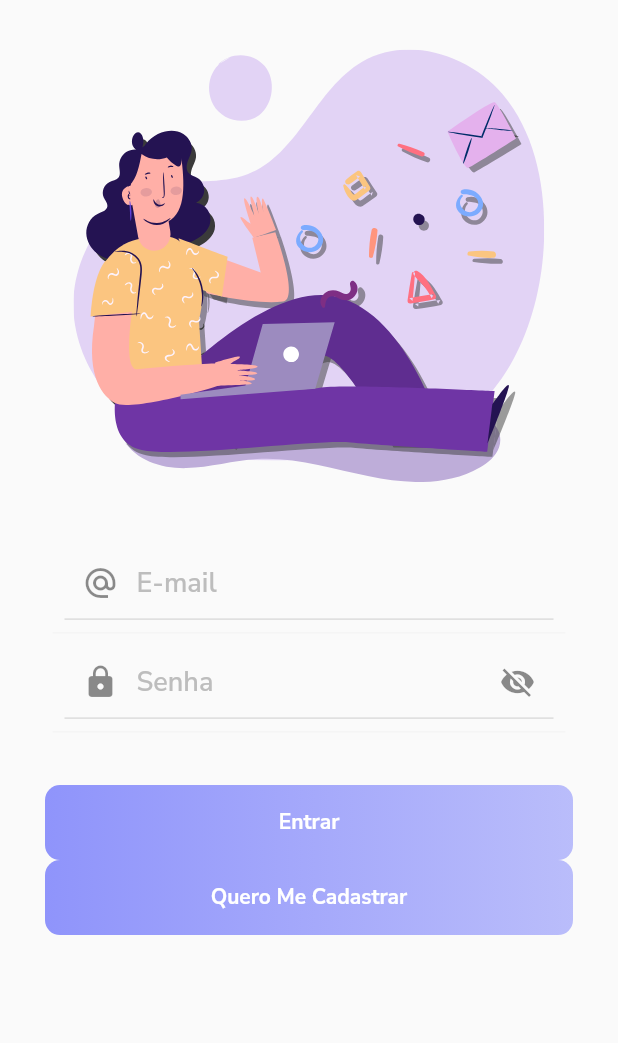
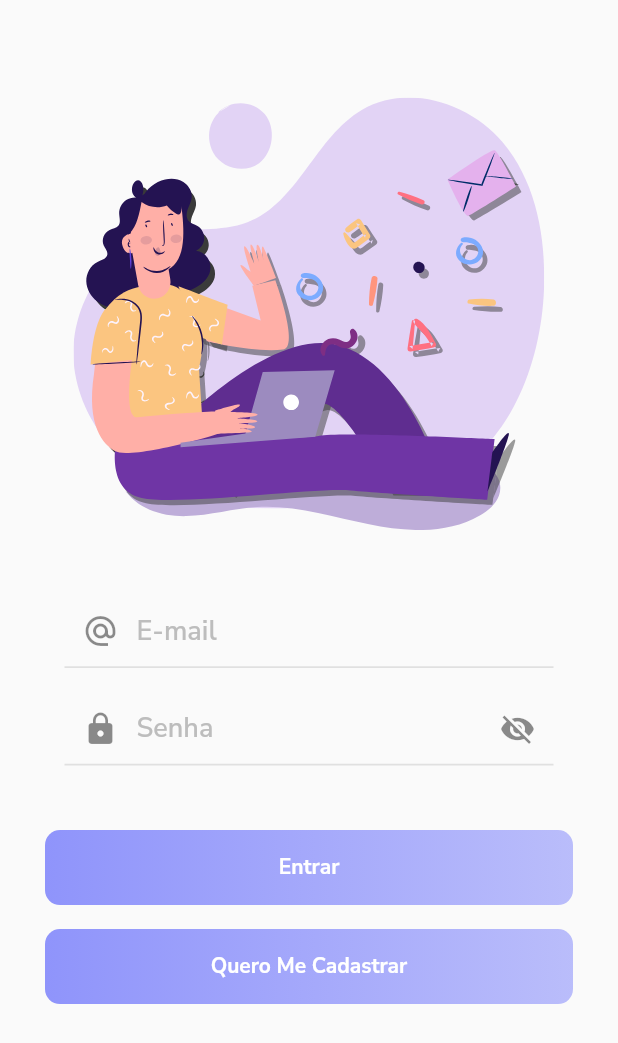
Before and after one commit to GabrielFRails/projeto-miniBlog, a Flutter app: the screen it shows after launch, on a phone screen of 412 x 824 dp. Shown: the top 1043 px of the screen. Run offline on Flutter 3.47's test engine with Material 2 defaults, Android fonts, the phone set to English and light mode, and no system bars; our stand-ins replace flutter_mobx, flutter_svg, get_it, google_fonts, mobx, shared_preferences and 1 more; generated files the repository leaves out were written again.

Commit message:
textfield consertado

```diff
--- a/miniBlog/lib/telas/TelaLogin.dart
+++ b/miniBlog/lib/telas/TelaLogin.dart
@@ -32,12 +32,16 @@ class _TelaLoginState extends State<TelaLogin> {
             SizedBox(height: size.height * 0.04),
             FadeAnimacao(
                 1.1,
-                SvgPicture.asset(
+                Padding(
+                  padding: const EdgeInsets.only(top: 32.0),
+                  child: SvgPicture.asset(
                     'assets/icons/person1.svg',
                     height: size.height * 0.35,
+                  ),
                 )),
             Padding(
               padding: EdgeInsets.all(30.0),
+              child: SingleChildScrollView(
                 child: Column(
                   children: <Widget>[
                     FadeAnimacao(
@@ -55,7 +59,6 @@ class _TelaLoginState extends State<TelaLogin> {
                                   onChanged: _controladorUsuario.setEmail,
                                 ),
                               ),
-                            //teste teste
                               Observer(
                                 builder: (_) => TextFieldPadrao(
                                   prefix: Icon(Icons.lock),
@@ -80,7 +83,9 @@ class _TelaLoginState extends State<TelaLogin> {
                     SizedBox(
                       height: 30,
                     ),
-                  FadeAnimacao(1.8, BotaoPadrao(value: "Entrar", onTap: () {})),
+                    FadeAnimacao(
+                        1.8, BotaoPadrao(value: "Entrar", onTap: () {})),
+                    SizedBox(height: 16),
                     FadeAnimacao(
                         2.0,
                         BotaoPadrao(
@@ -91,6 +96,7 @@ class _TelaLoginState extends State<TelaLogin> {
                         ))
                   ],
                 ),
+              ),
             )
           ],
         ),
--- a/miniBlog/lib/widgets_padrao/TextFieldPadrao.dart
+++ b/miniBlog/lib/widgets_padrao/TextFieldPadrao.dart
@@ -27,8 +27,6 @@ class TextFieldPadrao extends StatelessWidget {
   Widget build(BuildContext context) {
     return Container(
         padding: EdgeInsets.all(8.0),
-        decoration: BoxDecoration(
-            border: Border(bottom: BorderSide(color: Colors.grey[100]))),
         child: TextField(
           obscureText: obscureText,
           onChanged: onChanged,
```
Lines whose indentation alone changed are shown as unchanged.
